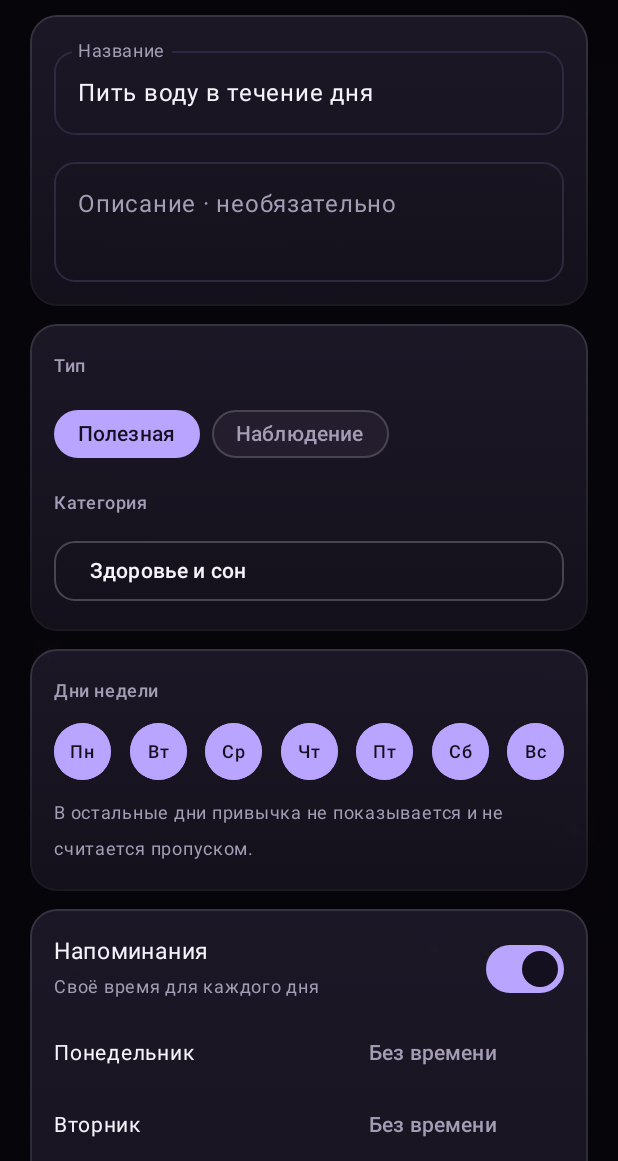
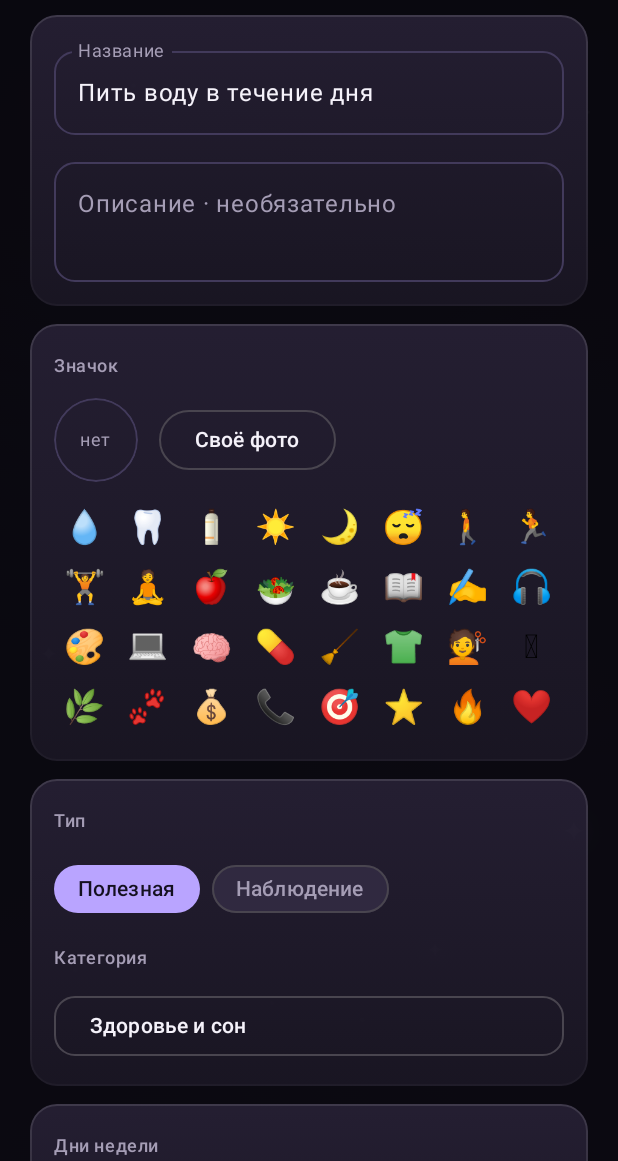
Before and after one commit to TR0IKA/SoftTracker, an Android app built with Jetpack Compose: the screen it shows after launch (MainActivity), after a tap on "Добавить привычку", on a phone screen of 412 x 824 dp, the part 75-1236 px from its top. Run offline under Robolectric (Android 15) with nearby library versions, the phone set to English and light mode, and no system bars; 1 other tap on this screen came first.

Commit message:
Add files via upload

```diff
--- a/app/src/main/java/com/softtrack/app/Aurora.kt
+++ b/app/src/main/java/com/softtrack/app/Aurora.kt
@@ -55,6 +55,7 @@ import androidx.compose.ui.graphics.drawscope.DrawScope
 import androidx.compose.ui.graphics.drawscope.Stroke
 import androidx.compose.ui.graphics.drawscope.rotate
 import androidx.compose.ui.graphics.graphicsLayer
+import androidx.compose.ui.graphics.lerp
 import androidx.compose.ui.graphics.luminance
 import androidx.compose.ui.text.font.FontFamily
 import androidx.compose.ui.text.font.FontWeight
@@ -68,7 +69,7 @@ import kotlin.math.abs
 import kotlin.math.cos
 import kotlin.math.sin
 
-enum class Look { AURORA, FIELD }
+enum class Look { AURORA, NOCTURNE, ROAD }
 
 data class Fx(val level: Int, val particles: Boolean)
 
@@ -79,9 +80,10 @@ data class Palette(
     val ink: Color, val muted: Color, val line: Color,
     val accent: Color, val accentInk: Color, val danger: Color
 ) {
-    val editorial: Boolean get() = look == Look.FIELD
-    val aurora: Boolean get() = look == Look.AURORA
-    val light: Boolean get() = look == Look.FIELD
+    val editorial: Boolean get() = false
+    /** Тёмные «звёздные» оформления: стеклянные панели и фон с эффектами. */
+    val aurora: Boolean get() = look == Look.AURORA || look == Look.ROAD
+    val light: Boolean get() = false
     val font: FontFamily get() = if (editorial) FontFamily.Serif else FontFamily.Default
     fun shape(r: Dp = 17.dp): Shape = if (editorial) RoundedCornerShape(3.dp) else RoundedCornerShape(r)
     val checkShape: Shape get() = if (editorial) RoundedCornerShape(2.dp) else CircleShape
@@ -93,14 +95,23 @@ fun accentOptions(look: Look): List<Pair<String, Color>> = when (look) {
         "Голубой" to Color(0xFF8FC7FF), "Мятный" to Color(0xFF8FE3C8), "Розовый" to Color(0xFFFF9EC4), "Коралл" to Color(0xFFFF8F7A),
         "Золото" to Color(0xFFE8C468), "Изумруд" to Color(0xFF4FD1A0), "Закат" to Color(0xFFFFA05A), "Серебро" to Color(0xFFC9CCD6)
     )
-    Look.FIELD -> listOf(
-        "Сланец" to Color(0xFF9B8E70), "Шалфей" to Color(0xFF8B9F82), "Терракота" to Color(0xFFB96D58), "Охра" to Color(0xFFB79E54),
-        "Индиго" to Color(0xFF5F6FA8), "Бордо" to Color(0xFF9A4A5A), "Хвоя" to Color(0xFF4F7A6B), "Графит" to Color(0xFF4A4A48),
-        "Лиловый" to Color(0xFF8A6FA0), "Морская" to Color(0xFF4F8A9A), "Мандарин" to Color(0xFFD0803A), "Роза" to Color(0xFFC47A8E)
+    Look.NOCTURNE -> listOf(
+        "Сланец" to Color(0xFF91AFC2), "Шалфей" to Color(0xFF9DB59A), "Терракота" to Color(0xFFC77F68), "Охра" to Color(0xFFD1B96F),
+        "Лёд" to Color(0xFFA8C8E8), "Глициния" to Color(0xFFA99BC9), "Мята" to Color(0xFF8FC9B5), "Роза" to Color(0xFFC98A9A),
+        "Бронза" to Color(0xFFB88A5E), "Бирюза" to Color(0xFF6FB3B8), "Лазурь" to Color(0xFF7C9EDB), "Лимон" to Color(0xFFD6D17A)
+    )
+    Look.ROAD -> listOf(
+        "Орбита" to Color(0xFF6FA8FF), "Неон" to Color(0xFF5CE1E6), "Квазар" to Color(0xFFB27CFF), "Рассвет" to Color(0xFFFFB86B),
+        "Мята" to Color(0xFF7CF2C0), "Пульсар" to Color(0xFFFF7BD0), "Лёд" to Color(0xFFCFE8FF), "Плазма" to Color(0xFFFF6B6B),
+        "Солнце" to Color(0xFFFFD95E), "Комета" to Color(0xFF9BF0FF), "Ржавчина" to Color(0xFFE08A5A), "Пыль" to Color(0xFFD9D4FF)
     )
 }
 
-fun accentPrefKey(look: Look) = if (look == Look.AURORA) "accent_aurora" else "accent"
+fun accentPrefKey(look: Look) = when (look) {
+    Look.AURORA -> "accent_aurora"
+    Look.NOCTURNE -> "accent"
+    Look.ROAD -> "accent_road"
+}
 
 /** Свой цвет хранится в имени акцента как «#RRGGBB». */
 fun parseCustomAccent(name: String): Color? =
@@ -113,13 +124,18 @@ fun resolveAccent(look: Look, accentName: String): Color {
 
 fun buildPalette(look: Look, accentName: String): Palette {
     val accent = resolveAccent(look, accentName)
-    val dark = Color(0xFF14101F)
-    val ink = if (accent.luminance() > 0.35f) dark else Color.White
+    val ink = if (accent.luminance() > 0.35f) Color(0xFF14101F) else Color.White
+    fun tint(base: Color, k: Float) = lerp(base, accent, k)
     return when (look) {
-        Look.AURORA -> Palette(look, Color(0xFF060509), Color(0xFF15101F), Color(0xFF17131F), Color(0xB817131F), Color(0xFF231D2E),
-            Color(0xFFF5F2FA), Color(0xFFA59DB5), Color(0xFF2E2840), accent, ink, Color(0xFFE59AAE))
-        Look.FIELD -> Palette(look, Color(0xFFF0EEE7), Color(0xFFF0EEE7), Color(0xFFE7E4DA), Color(0xFFE7E4DA), Color(0xFFE0DDD2),
-            Color(0xFF171714), Color(0xFF77756C), Color(0xFFC9C5B9), accent, if (accent.luminance() > 0.35f) Color(0xFF171714) else Color.White, Color(0xFF9A594B))
+        // фон, панели и линии подкрашиваются выбранным акцентом
+        Look.AURORA -> Palette(look, tint(Color(0xFF060509), 0.03f), tint(Color(0xFF15101F), 0.17f), tint(Color(0xFF17131F), 0.08f),
+            tint(Color(0xFF17131F), 0.08f).copy(alpha = 0.72f), tint(Color(0xFF231D2E), 0.10f),
+            Color(0xFFF5F2FA), Color(0xFFA59DB5), tint(Color(0xFF2E2840), 0.16f), accent, ink, Color(0xFFE59AAE))
+        Look.ROAD -> Palette(look, tint(Color(0xFF03040A), 0.02f), tint(Color(0xFF0A1022), 0.14f), tint(Color(0xFF0E1426), 0.07f),
+            tint(Color(0xFF0E1426), 0.07f).copy(alpha = 0.72f), tint(Color(0xFF171F36), 0.10f),
+            Color(0xFFEAF1FF), Color(0xFF8FA0C0), tint(Color(0xFF243050), 0.16f), accent, ink, Color(0xFFFF8A8A))
+        Look.NOCTURNE -> Palette(look, Color(0xFF101722), Color(0xFF101722), Color(0xFF192331), Color(0xFF192331), Color(0xFF202C3B),
+            Color(0xFFF1F3F5), Color(0xFF98A6B8), Color(0xFF344253), accent, Color(0xFF101722), Color(0xFFD98C82))
     }
 }
 
@@ -159,9 +175,9 @@ fun StarGlyph(size: Dp, tint: Color = Color(0xFFD9CCFF), modifier: Modifier = Mo
 private class Spark(val x: Float, val y: Float, val size: Float, val k: Int, val off: Float, val tw: Int)
 
 @Composable
-fun AuroraBackdrop(p: Palette, fx: Fx, modifier: Modifier = Modifier) {
+fun AuroraBackdrop(p: Palette, fx: Fx, modifier: Modifier = Modifier, hasImage: Boolean = false) {
     if (!p.aurora) {
-        Box(modifier.background(p.bgTop))
+        if (!hasImage) Box(modifier.background(p.bgTop))
         return
     }
     val animated = fx.level > 0
@@ -182,17 +198,17 @@ fun AuroraBackdrop(p: Palette, fx: Fx, modifier: Modifier = Modifier) {
     Canvas(modifier.fillMaxSize()) {
         val w = size.width
         val h = size.height
-        drawRect(Brush.verticalGradient(listOf(p.bgTop, p.bgBottom)))
+        if (!hasImage) drawRect(Brush.verticalGradient(listOf(p.bgTop, p.bgBottom)))
         if (fx.level == 0) return@Canvas
         val ph = phaseState.value
         val a = 2f * PI.toFloat() * ph
-        val glow = 0.05f + 0.035f * fx.level
+        val glow = 0.08f + 0.04f * fx.level
         fun blob(cx: Float, cy: Float, r: Float, c: Color) {
             drawCircle(Brush.radialGradient(listOf(c.copy(alpha = glow), Color.Transparent), center = Offset(cx, cy), radius = r), radius = r, center = Offset(cx, cy))
         }
-        blob(w * (0.2f + 0.12f * sin(a)), h * (0.16f + 0.07f * cos(a)), w * 0.95f, Color(0xFF6B5AA8))
-        blob(w * (0.9f + 0.08f * cos(a)), h * (0.55f + 0.08f * sin(a)), w * 0.85f, Color(0xFF8E4A86))
-        blob(w * (0.3f + 0.14f * sin(2f * a + 1f)), h * (0.98f + 0.03f * cos(a)), w * 0.95f, Color(0xFF3A2A6B))
+        blob(w * (0.2f + 0.12f * sin(a)), h * (0.16f + 0.07f * cos(a)), w * 0.95f, lerp(Color(0xFF05040A), p.accent, 0.85f))
+        blob(w * (0.9f + 0.08f * cos(a)), h * (0.55f + 0.08f * sin(a)), w * 0.85f, lerp(Color(0xFF05040A), lerp(p.accent, Color.White, 0.2f), 0.7f))
+        blob(w * (0.3f + 0.14f * sin(2f * a + 1f)), h * (0.98f + 0.03f * cos(a)), w * 0.95f, lerp(Color(0xFF05040A), p.accent, 0.6f))
         if (!fx.particles) return@Canvas
         val nStars = 2 + fx.level * 2
         val nSparks = 6 + fx.level * 8
@@ -246,7 +262,7 @@ fun Panel(
         .then(if (onClick != null) Modifier.bounceClick(onClick) else Modifier)
         .clip(shape)
         .then(
-            if (p.aurora) Modifier.background(Brush.verticalGradient(listOf(Color(0xD0211B2C), Color(0xD017131F))))
+            if (p.aurora) Modifier.background(Brush.verticalGradient(listOf(lerp(Color(0xD0211B2C), p.accent.copy(alpha = 0.82f), 0.07f), lerp(Color(0xD017131F), p.accent.copy(alpha = 0.82f), 0.04f))))
             else Modifier.background(p.panel)
         )
         .then(
--- a/app/src/main/java/com/softtrack/app/HabitDetail.kt
+++ b/app/src/main/java/com/softtrack/app/HabitDetail.kt
@@ -1,5 +1,6 @@
 package com.softtrack.app
 
+import androidx.compose.ui.graphics.asImageBitmap
 import androidx.compose.animation.core.animateIntAsState
 import androidx.compose.foundation.background
 import androidx.compose.foundation.border
@@ -108,7 +109,10 @@ fun HabitDetail(
         }
         Column(Modifier.weight(1f).verticalScroll(rememberScrollState()).padding(horizontal = 20.dp), verticalArrangement = Arrangement.spacedBy(12.dp)) {
             Panel(p, pad = 18.dp) {
-                Text(h.title, color = p.ink, fontSize = 24.sp, fontFamily = p.font, fontWeight = FontWeight.Medium, lineHeight = 30.sp)
+                Row(verticalAlignment = Alignment.CenterVertically) {
+                    HabitAvatar(h, p, 52.dp, Modifier.padding(end = 14.dp))
+                    Text(h.title, color = p.ink, fontSize = 24.sp, fontFamily = p.font, fontWeight = FontWeight.Medium, lineHeight = 30.sp, modifier = Modifier.weight(1f))
+                }
                 if (h.note.isNotBlank()) Text(h.note, color = p.muted, fontSize = 14.sp, lineHeight = 20.sp, modifier = Modifier.padding(top = 8.dp))
                 if (h.isGood) {
                     Spacer(Modifier.height(14.dp))
@@ -241,7 +245,7 @@ private fun DayCell(h: Habit, snap: Snapshot, d: LocalDate, today: LocalDate, p:
 @Composable
 fun HabitEditor(
     existing: Habit?, snap: Snapshot, today: LocalDate, p: Palette,
-    onSave: (Habit, List<RuleInput>) -> Unit, onClose: () -> Unit,
+    onSave: (Habit, List<RuleInput>, android.graphics.Bitmap?) -> Unit, onClose: () -> Unit,
     template: HabitTemplate? = null, onTemplates: (() -> Unit)? = null
 ) {
     val ctx = LocalContext.current
@@ -253,6 +257,17 @@ fun HabitEditor(
     var remindersOn by remember { mutableStateOf(existing?.remindersOn ?: true) }
     var goal by remember { mutableStateOf(existing?.weeklyGoal ?: template?.goal ?: 0) }
     var catMenu by remember { mutableStateOf(false) }
+    var icon by remember { mutableStateOf(existing?.icon ?: "") }
+    var photo by remember { mutableStateOf<android.graphics.Bitmap?>(null) }
+    val pickPhoto = androidx.activity.compose.rememberLauncherForActivityResult(androidx.activity.result.contract.ActivityResultContracts.GetContent()) { uri: android.net.Uri? ->
+        if (uri != null) {
+            val b = Imgs.decode(ctx, uri, 512)
+            if (b != null) {
+                photo = b
+                icon = "photo:" + System.currentTimeMillis()
+            }
+        }
+    }
     val days = remember {
         mutableStateMapOf<Int, Int>().apply {
             val src = when {
@@ -284,9 +299,10 @@ fun HabitEditor(
                             id = existing?.id ?: 0, title = title.trim(), category = category, kind = kind, note = note.trim(),
                             favorite = favorite, archived = existing?.archived ?: false,
                             weeklyGoal = if (good) effGoal else 0, remindersOn = good && remindersOn,
-                            createdDay = existing?.createdDay ?: today
+                            createdDay = existing?.createdDay ?: today, icon = icon
                         ),
-                        inputs
+                        inputs,
+                        photo
                     )
                 }
             ) { Text("Сохранить") }
@@ -297,6 +313,40 @@ fun HabitEditor(
                 OutlinedTextField(value = title, onValueChange = { title = it }, label = { Text("Название") }, singleLine = true, modifier = Modifier.fillMaxWidth(), colors = fieldColors(p), shape = p.shape(14.dp))
                 Spacer(Modifier.height(10.dp))
                 OutlinedTextField(value = note, onValueChange = { note = it }, label = { Text("Описание · необязательно") }, minLines = 2, maxLines = 4, modifier = Modifier.fillMaxWidth(), colors = fieldColors(p), shape = p.shape(14.dp))
+            }
+            Panel(p) {
+                SectionLabel("Значок", p)
+                Row(verticalAlignment = Alignment.CenterVertically) {
+                    Box(Modifier.size(56.dp), contentAlignment = Alignment.Center) {
+                        val pb = photo
+                        if (pb != null) {
+                            androidx.compose.foundation.Image(pb.asImageBitmap(), null, Modifier.size(56.dp).clip(CircleShape), contentScale = androidx.compose.ui.layout.ContentScale.Crop)
+                        } else if (icon.startsWith("photo") && existing != null) {
+                            HabitAvatar(existing.copy(icon = icon), p, 56.dp)
+                        } else if (icon.isNotEmpty()) {
+                            Box(Modifier.size(56.dp).clip(CircleShape).background(p.panel2), contentAlignment = Alignment.Center) { Text(icon, fontSize = 28.sp) }
+                        } else {
+                            Box(Modifier.size(56.dp).clip(CircleShape).border(1.dp, p.line, CircleShape), contentAlignment = Alignment.Center) { Text("нет", color = p.muted, fontSize = 12.sp) }
+                        }
+                    }
+                    Column(Modifier.padding(start = 14.dp)) {
+                        OutlinedButton(onClick = { pickPhoto.launch("image/*") }, shape = p.shape(50.dp)) { Text("Своё фото", color = p.ink) }
+                        if (icon.isNotEmpty()) TextButton(onClick = { icon = ""; photo = null }) { Text("Убрать значок", color = p.muted) }
+                    }
+                }
+                Spacer(Modifier.height(10.dp))
+                habitEmojis.chunked(8).forEach { row ->
+                    Row(Modifier.fillMaxWidth()) {
+                        row.forEach { e ->
+                            Box(
+                                Modifier.weight(1f).height(40.dp).clip(RoundedCornerShape(10.dp))
+                                    .background(if (icon == e) p.panel2 else Color.Transparent)
+                                    .clickable { icon = e; photo = null },
+                                contentAlignment = Alignment.Center
+                            ) { Text(e, fontSize = 22.sp) }
+                        }
+                    }
+                }
             }
             Panel(p) {
                 SectionLabel("Тип", p)
--- a/app/src/main/java/com/softtrack/app/HabitsScreen.kt
+++ b/app/src/main/java/com/softtrack/app/HabitsScreen.kt
@@ -129,6 +129,7 @@ private fun HabitCard(h: Habit, snap: Snapshot, today: LocalDate, p: Palette, a:
     val (wd, wg) = snap.weekProgress(h, today)
     Panel(p, modifier, onClick = { a.open(h.id) }, pad = 14.dp) {
         Row(verticalAlignment = Alignment.Top) {
+            HabitAvatar(h, p, 38.dp, Modifier.padding(end = 12.dp))
             Column(Modifier.weight(1f)) {
                 Text(h.title, color = if (h.archived) p.muted else p.ink, fontSize = 16.sp, fontWeight = FontWeight.SemiBold, fontFamily = p.font)
                 Text(h.category, color = p.muted, fontSize = 12.sp, modifier = Modifier.padding(top = 2.dp))
--- a/app/src/main/java/com/softtrack/app/MainActivity.kt
+++ b/app/src/main/java/com/softtrack/app/MainActivity.kt
@@ -1,5 +1,11 @@
 package com.softtrack.app
 
+import kotlinx.coroutines.withContext
+import kotlinx.coroutines.Dispatchers
+import androidx.compose.ui.graphics.ImageBitmap
+import androidx.compose.runtime.produceState
+import androidx.compose.ui.layout.ContentScale
+import androidx.compose.foundation.Image
 import android.Manifest
 import android.app.Activity
 import android.content.Context
@@ -129,6 +135,11 @@ fun SoftTrackApp(db: HabitDb, prefs: SharedPreferences, resumeTick: Int) {
     var fxLevel by remember { mutableStateOf(prefs.getInt("fx_v13", 1)) }
     var particles by remember { mutableStateOf(prefs.getBoolean("fx_particles", true)) }
     var notify by remember { mutableStateOf(prefs.getBoolean("notify", true)) }
+    var bgVersion by remember { mutableStateOf(0) }
+    var bgDim by remember { mutableStateOf(prefs.getFloat("bg_dim", 0.55f)) }
+    val bgImage by produceState<ImageBitmap?>(null, bgVersion) {
+        value = withContext(Dispatchers.IO) { Imgs.load(ctx, Imgs.BG) }
+    }
 
     LaunchedEffect(resumeTick) {
         today = LocalDate.now()
@@ -163,6 +174,12 @@ fun SoftTrackApp(db: HabitDb, prefs: SharedPreferences, resumeTick: Int) {
         ) notifLauncher.launch(Manifest.permission.POST_NOTIFICATIONS)
     }
 
+    val pickBg = rememberLauncherForActivityResult(ActivityResultContracts.GetContent()) { uri: Uri? ->
+        if (uri != null) {
+            val b = Imgs.decode(ctx, uri, 1600)
+            if (b != null && Imgs.save(ctx, Imgs.BG, b)) bgVersion++ else notice = "Не удалось открыть фото"
+        }
+    }
     val export = rememberLauncherForActivityResult(ActivityResultContracts.CreateDocument("application/json")) { uri: Uri? ->
         if (uri != null) runCatching {
             ctx.contentResolver.openOutputStream(uri)?.bufferedWriter()?.use { it.write(db.exportJson()) }
@@ -194,7 +211,8 @@ fun SoftTrackApp(db: HabitDb, prefs: SharedPreferences, resumeTick: Int) {
     val settingsState = SettingsState(
         look, accentName, fxLevel, particles, notify,
         notifGranted = permTick >= 0 && Reminders.canNotify(ctx),
-        exactOk = permTick >= 0 && Reminders.canExact(ctx)
+        exactOk = permTick >= 0 && Reminders.canExact(ctx),
+        bgOn = bgImage != null, bgDim = bgDim
     )
     val settingsActions = SettingsActions(
         onLook = { look = it; prefs.edit().putString("look2", it.name).apply() },
@@ -221,7 +239,10 @@ fun SoftTrackApp(db: HabitDb, prefs: SharedPreferences, resumeTick: Int) {
         },
         onTestNotification = { Reminders.showTest(ctx) },
         onExport = { export.launch("SoftTrack-backup-${LocalDate.now()}.json") },
-        onImport = { import.launch(arrayOf("application/json", "text/*")) }
+        onImport = { import.launch(arrayOf("application/json", "text/*")) },
+        onPickBg = { pickBg.launch("image/*") },
+        onClearBg = { Imgs.delete(ctx, Imgs.BG); bgVersion++ },
+        onBgDim = { bgDim = it; prefs.edit().putFloat("bg_dim", it).apply() }
     )
 
     // экраны поверх основного
@@ -261,7 +282,12 @@ fun SoftTrackApp(db: HabitDb, prefs: SharedPreferences, resumeTick: Int) {
 
     MaterialTheme(colorScheme = scheme) {
         Box(Modifier.fillMaxSize()) {
-            AuroraBackdrop(p, fx)
+            val bgShown = if (look == Look.ROAD) null else bgImage
+            if (bgShown != null) {
+                Image(bgShown, null, Modifier.fillMaxSize(), contentScale = ContentScale.Crop)
+                Box(Modifier.fillMaxSize().background(Color.Black.copy(alpha = bgDim)))
+            }
+            AuroraBackdrop(p, fx, hasImage = bgShown != null)
 
             Column(Modifier.fillMaxSize().graphicsLayer { alpha = mainAlpha }.statusBarsPadding()) {
                 Header(tab, p)
@@ -275,7 +301,7 @@ fun SoftTrackApp(db: HabitDb, prefs: SharedPreferences, resumeTick: Int) {
                         label = "tabs"
                     ) { t ->
                         when (t) {
-                            0 -> TodayScreen(snap, today, p, actions)
+                            0 -> if (look == Look.ROAD) RoadScreen(snap, today, p, actions, fx) else TodayScreen(snap, today, p, actions)
                             1 -> HabitsScreen(snap, today, p, actions)
                             2 -> CalendarScreen(snap, today, p, actions)
                             3 -> StatsScreen(snap, today, p)
@@ -309,7 +335,7 @@ fun SoftTrackApp(db: HabitDb, prefs: SharedPreferences, resumeTick: Int) {
                                 commit()
                                 if (!h.archived) detailId = null
                             },
-                            onDelete = { db.deleteHabit(h.id); detailId = null; commit() }
+                            onDelete = { db.deleteHabit(h.id); Imgs.delete(ctx, Imgs.photoName(h.id)); detailId = null; commit() }
                         )
                     }
                 }
@@ -324,8 +350,10 @@ fun SoftTrackApp(db: HabitDb, prefs: SharedPreferences, resumeTick: Int) {
                         existing = editTarget, snap = snap, today = today, p = p,
                         template = editTemplate,
                         onTemplates = { editing = false; templatesOpen = true },
-                        onSave = { h, rules ->
-                            db.saveHabit(h, rules, today)
+                        onSave = { h, rules, photo ->
+                            val savedId = db.saveHabit(h, rules, today)
+                            if (photo != null) Imgs.save(ctx, Imgs.photoName(savedId), photo)
+                            else if (!h.icon.startsWith("photo")) Imgs.delete(ctx, Imgs.photoName(savedId))
                             editing = false
                             editTemplate = null
                             templatesOpen = false
--- a/app/src/main/java/com/softtrack/app/Models.kt
+++ b/app/src/main/java/com/softtrack/app/Models.kt
@@ -24,7 +24,9 @@ data class Habit(
     val archived: Boolean = false,
     val weeklyGoal: Int = 0,
     val remindersOn: Boolean = true,
-    val createdDay: LocalDate = LocalDate.now()
+    val createdDay: LocalDate = LocalDate.now(),
+    /** "" — без значка, эмодзи, либо "photo:<метка>" — своё фото в файле habit_<id>.jpg. */
+    val icon: String = ""
 ) {
     val isGood: Boolean get() = kind == "good"
 }
--- a/app/src/main/java/com/softtrack/app/TodayScreen.kt
+++ b/app/src/main/java/com/softtrack/app/TodayScreen.kt
@@ -172,6 +172,7 @@ fun HabitRow(h: Habit, snap: Snapshot, today: LocalDate, p: Palette, a: Actions,
     val time = snap.reminderMinutes(h, today)
     Panel(p, modifier, onClick = { a.open(h.id) }, pad = 14.dp) {
         Row(verticalAlignment = Alignment.CenterVertically) {
+            HabitAvatar(h, p, 42.dp, Modifier.padding(end = 12.dp))
             Column(Modifier.weight(1f).padding(end = 10.dp)) {
                 Text(
                     h.title, color = if (done) p.muted else p.ink, fontSize = 15.sp, fontWeight = FontWeight.Medium, fontFamily = p.font,
```
Also changed, not shown: app/src/main/java/com/softtrack/app/Database.kt (+13 -8 lines), app/src/main/java/com/softtrack/app/Imgs.kt (added, +96 -0 lines), app/src/main/java/com/softtrack/app/RoadScreen.kt (added, +381 -0 lines), app/src/main/java/com/softtrack/app/SettingsScreen.kt (+30 -5 lines).
